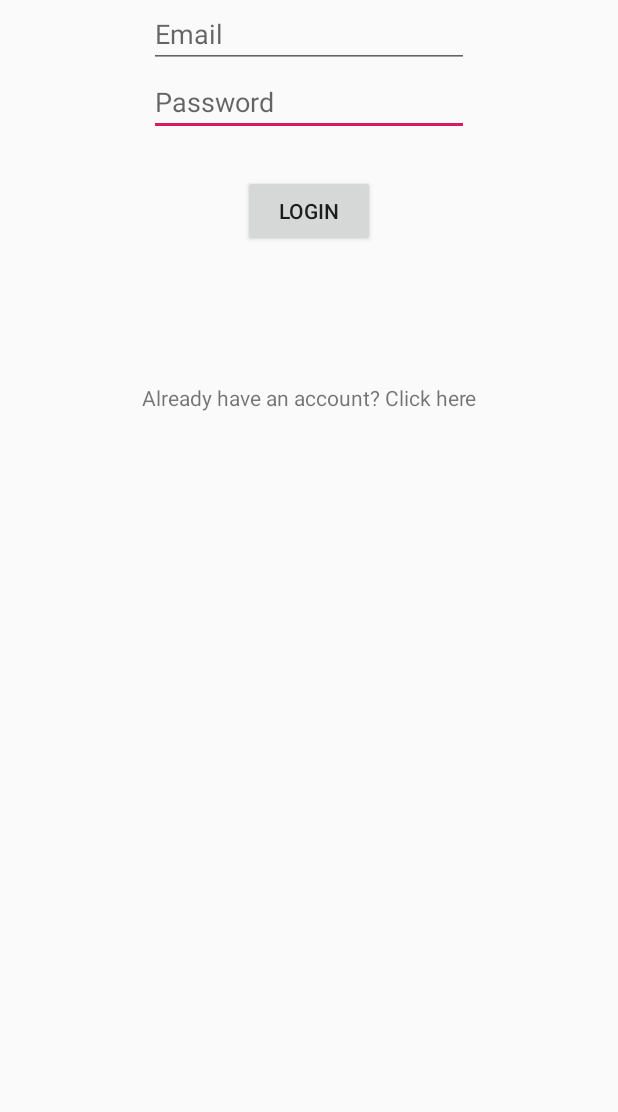
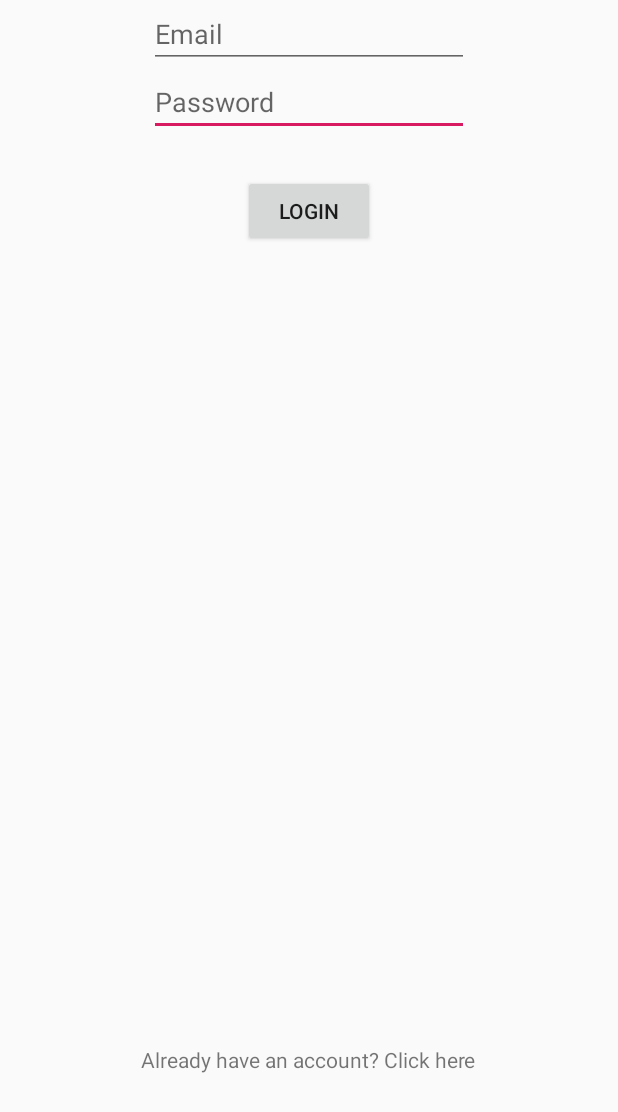
Before and after one commit to Nexon4444/Music-recorder-kotlin, an Android app: the layout sign_in_activity.xml on its own in the app's theme, with its tools: preview values and no code run, on a phone screen of 412 x 824 dp. Shown: the top 1112 px of the screen. Run offline under Robolectric (Android 15) with nearby library versions, the phone set to English and light mode, and no system bars.

Commit message:
smth not working

```diff
--- a/app/src/main/java/com/android/musicrecorder/SignUpActivity.kt
+++ b/app/src/main/java/com/android/musicrecorder/SignUpActivity.kt
@@ -72,6 +72,11 @@ class SignUpActivity : AppCompatActivity() {
             }
 
         })
+        tvSignIn.setOnClickListener { view ->
+            val intent = Intent(this, SignInActivity::class.java)
+            startActivity(intent)
+        }
+
     }
 }
 
--- a/app/src/main/res/layout/sign_in_activity.xml
+++ b/app/src/main/res/layout/sign_in_activity.xml
@@ -31,7 +31,7 @@
         tools:layout_editor_absoluteY="413dp" />
 
     <Button
-        android:id="@+id/signUpBtnId"
+        android:id="@+id/signInBtnId"
         android:layout_width="wrap_content"
         android:layout_height="wrap_content"
         android:text="Login"
@@ -45,11 +45,14 @@
         android:id="@+id/alreadyHaveAccountTextViewId"
         android:layout_width="wrap_content"
         android:layout_height="wrap_content"
+        android:layout_marginTop="164dp"
+        android:layout_marginBottom="108dp"
         android:text="Already have an account? Click here"
         app:layout_constraintBottom_toBottomOf="parent"
         app:layout_constraintEnd_toEndOf="parent"
+        app:layout_constraintHorizontal_bias="0.497"
         app:layout_constraintStart_toStartOf="parent"
-        app:layout_constraintTop_toBottomOf="@+id/signUpBtnId"
-        app:layout_constraintVertical_bias="0.142" />
+        app:layout_constraintTop_toBottomOf="@+id/signInBtnId"
+        app:layout_constraintVertical_bias="1.0" />
 
 </androidx.constraintlayout.widget.ConstraintLayout>
```
Also changed, not shown: app/src/main/java/com/android/musicrecorder/SignInActivity.kt (+84 -11 lines), 1 other file.
